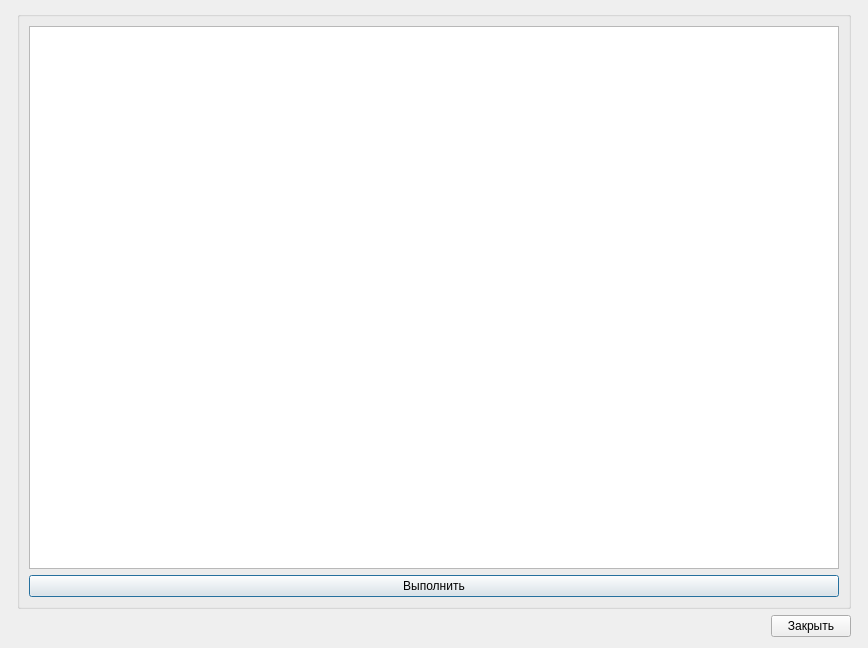
The window that RunSqlDialog/runsqldialog.ui (rust3128/MPosUtilities) describes before a commit, drawn with Qt 5.
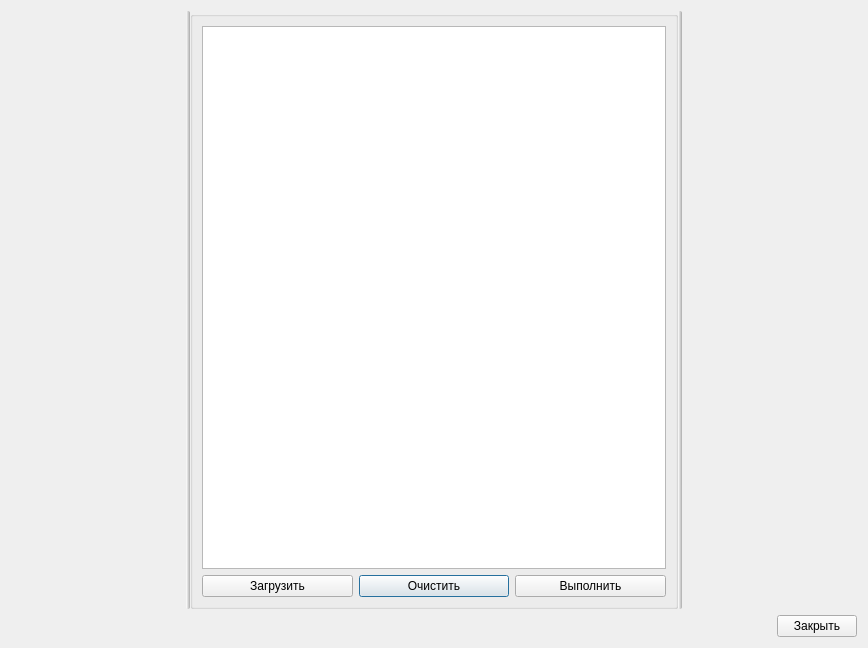
The same window after the commit. Icons and pictures are not drawn. Custom widgets are drawn as their Qt base class.

```diff
--- a/RunSqlDialog/runsqldialog.ui
+++ b/RunSqlDialog/runsqldialog.ui
@@ -13,14 +13,83 @@
   <property name="windowTitle">
    <string>Dialog</string>
   </property>
-  <layout class="QGridLayout" name="gridLayout">
+  <layout class="QGridLayout" name="gridLayout" rowstretch="1,0">
    <item row="0" column="0">
-    <widget class="SelectTerminalsForm" name="widget" native="true"/>
-   </item>
-   <item row="0" column="1">
+    <widget class="QSplitter" name="splitter">
+     <property name="styleSheet">
+      <string notr="true">QSplitter::handle {
+background :qlineargradient(spread:pad, x1:0.993909, y1:0.455, x2:0, y2:0.511, stop:0 rgba(172, 172, 172, 255), stop:1 rgba(255, 255, 255, 255));
+width: 5px;
+height: 5px;
+
+border-radius: 2px;
+}
+QSplitterHandle::hover{}
+QSplitter::handle:horizontal:hover {background:qlineargradient(spread:pad, x1:0, y1:0, x2:1, y2:0, stop:0 rgba(102, 102, 102, 255), stop:1 rgba(255, 255, 255, 255));}</string>
+     </property>
+     <property name="frameShape">
+      <enum>QFrame::NoFrame</enum>
+     </property>
+     <property name="orientation">
+      <enum>Qt::Horizontal</enum>
+     </property>
+     <property name="handleWidth">
+      <number>4</number>
+     </property>
+     <property name="childrenCollapsible">
+      <bool>false</bool>
+     </property>
+     <widget class="SelectTerminalsForm" name="widget" native="true">
+      <property name="minimumSize">
+       <size>
+        <width>0</width>
+        <height>0</height>
+       </size>
+      </property>
+      <property name="maximumSize">
+       <size>
+        <width>16777215</width>
+        <height>16777215</height>
+       </size>
+      </property>
+     </widget>
     <widget class="QGroupBox" name="groupBox">
      <layout class="QGridLayout" name="gridLayout_2">
+       <item row="1" column="1">
+        <widget class="QPushButton" name="pushButtonClear">
+         <property name="text">
+          <string>Очистить</string>
+         </property>
+         <property name="icon">
+          <iconset resource="../resourses.qrc">
+           <normaloff>:/Images/clear.png</normaloff>:/Images/clear.png</iconset>
+         </property>
+         <property name="iconSize">
+          <size>
+           <width>32</width>
+           <height>32</height>
+          </size>
+         </property>
+        </widget>
+       </item>
       <item row="1" column="0">
+        <widget class="QPushButton" name="pushButtonOpen">
+         <property name="text">
+          <string>Загрузить</string>
+         </property>
+         <property name="icon">
+          <iconset resource="../resourses.qrc">
+           <normaloff>:/Images/fileopen.png</normaloff>:/Images/fileopen.png</iconset>
+         </property>
+         <property name="iconSize">
+          <size>
+           <width>32</width>
+           <height>32</height>
+          </size>
+         </property>
+        </widget>
+       </item>
+       <item row="1" column="2">
        <widget class="QPushButton" name="pushButtonRun">
         <property name="text">
          <string>Выполнить</string>
@@ -37,16 +106,15 @@
         </property>
        </widget>
       </item>
-      <item row="0" column="0">
+       <item row="0" column="0" colspan="3">
        <widget class="QPlainTextEdit" name="plainTextEditSql"/>
       </item>
      </layout>
     </widget>
-   </item>
-   <item row="0" column="2">
     <widget class="ViewProgressForm" name="widgetProgress" native="true"/>
+    </widget>
    </item>
-   <item row="1" column="0" colspan="2">
+   <item row="1" column="0">
     <layout class="QHBoxLayout" name="horizontalLayout">
      <item>
       <spacer name="horizontalSpacer">
```
Lines whose indentation alone changed are shown as unchanged.
